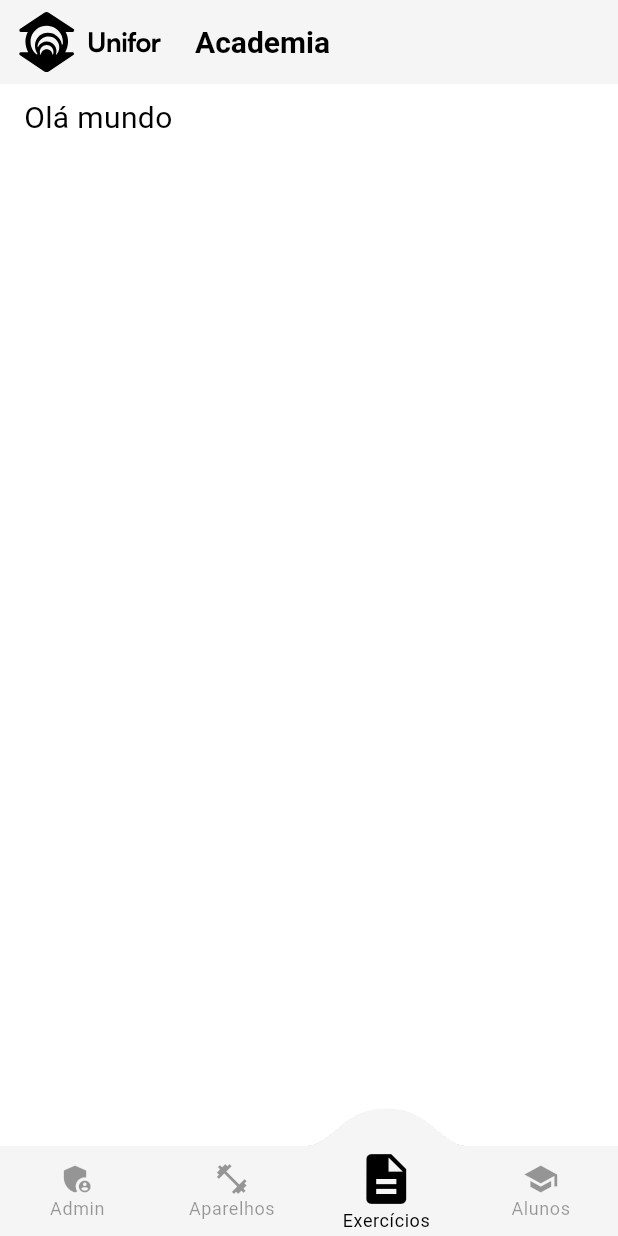
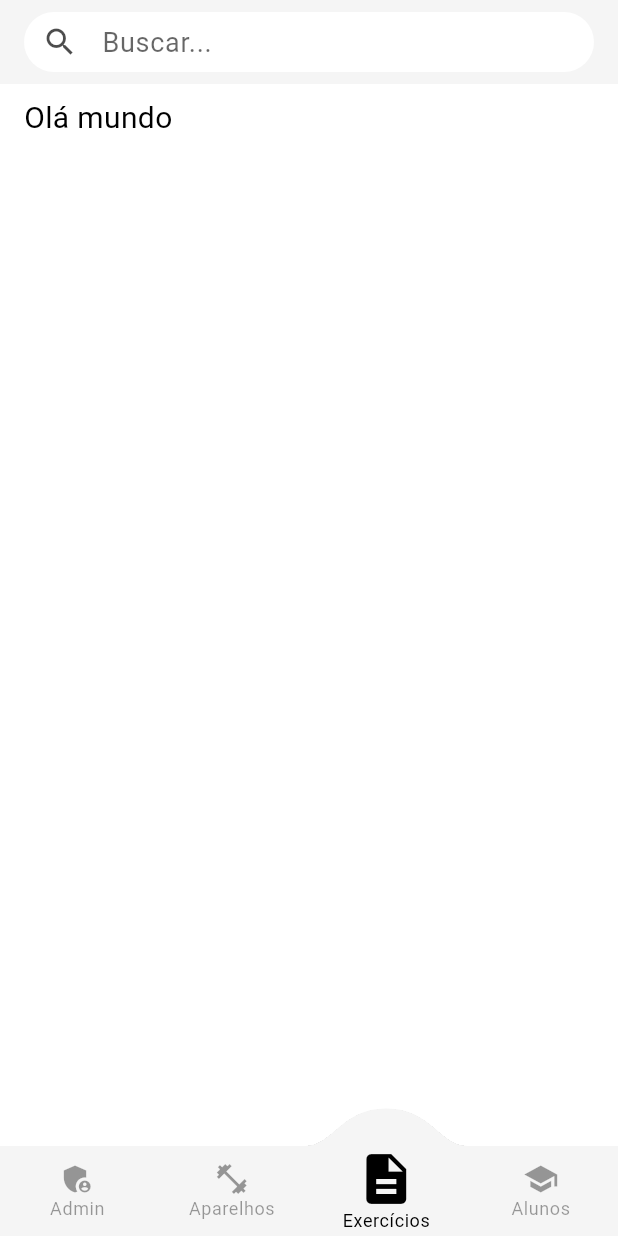
Before and after one commit to tiagostmg/academia-unifor, a Flutter app: the ExercisesScreen screen opened by its route, on a phone screen of 412 x 824 dp. Run offline on Flutter 3.47's test engine with Material 3 defaults, Android fonts, the phone set to English and light mode, and no system bars; drawn by our look-alikes of convex_bottom_bar; our stand-ins replace animate_do, card_swiper, flutter_dotenv, flutter_svg, font_awesome_flutter, go_router.

Commit message:
Update app bar in ExercisesScreen to hide chat icon

```diff
--- a/lib/screens/admin/exercises_screen.dart
+++ b/lib/screens/admin/exercises_screen.dart
@@ -15,7 +15,7 @@ class ExercisesScreen extends StatelessWidget {
           currentIndex: 2,
           child: Scaffold(
             backgroundColor: theme.scaffoldBackgroundColor,
-            appBar: CustomAppBar(showNotificationIcon: false),
+            appBar: SearchAppBar(showChatIcon: false),
             body: ExercisesScreenBody(),
           ),
         ),
```
